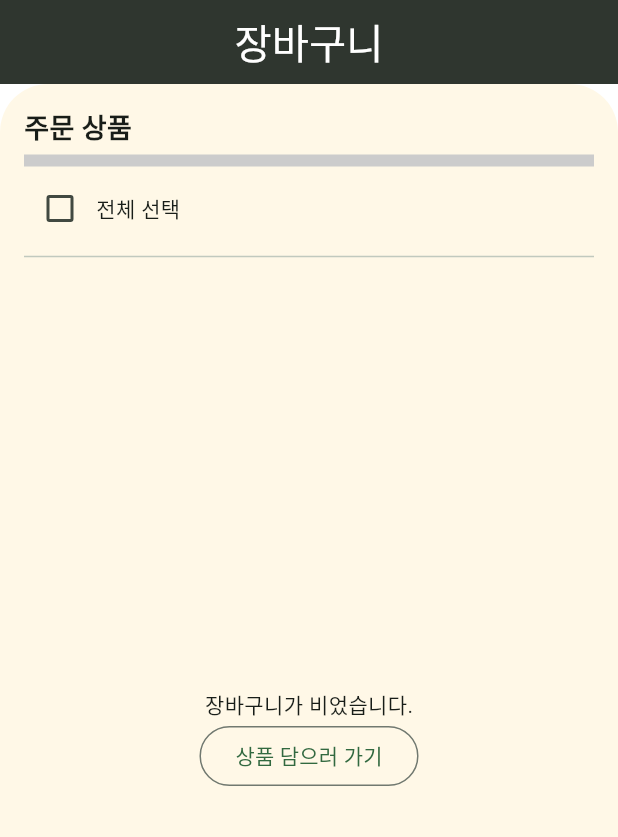
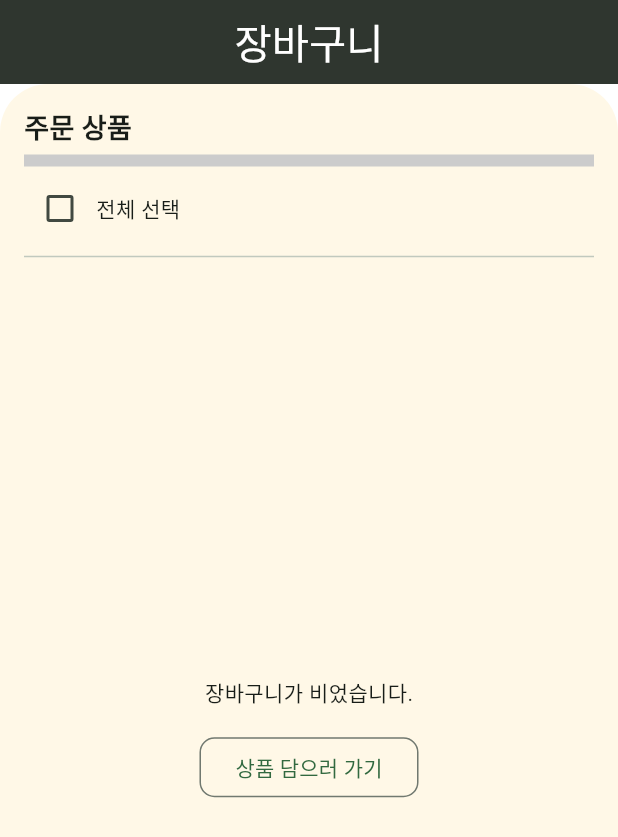
Before and after one commit to ALSDlab/birthday_presents_web_app, a Flutter app: the ShoppingCartPage screen opened directly with empty values, on a phone screen of 412 x 824 dp. Shown: the top 837 px of the screen. Run offline on Flutter 3.47's test engine with Material 3 defaults, Android fonts, the phone set to English and light mode, and no system bars; our stand-ins replace badges, bootstrap_icons, cached_network_image, cloud_firestore, connectivity_plus, firebase_auth and 8 more; missing offline and left inert: bootpay, daum_postcode_search, kpostal_web, vitality; accounts and stored records are empty; generated files the repository leaves out were written again; Roboto replaces fonts that are missing (Jalnan, Kopub).

Commit message:
feat: 상품 담으러 가기 버튼 모양 수정, 상품 상세 버튼 바로구매/ 장바구니 사이즈 조절

```diff
--- a/lib/view/page/shopping_cart_page/shopping_cart_page.dart
+++ b/lib/view/page/shopping_cart_page/shopping_cart_page.dart
@@ -1,3 +1,4 @@
+
 import 'package:flutter/material.dart';
 import 'package:go_router/go_router.dart';
 import 'package:myk_market_app/data/model/order_model.dart';
@@ -110,7 +111,17 @@ class _ShoppingCartPageState extends State<ShoppingCartPage> {
                                         mainAxisAlignment: MainAxisAlignment.center,
                                         children: [
                                           const Text('장바구니가 비었습니다.'),
+                                          SizedBox(
+                                            height: 15,
+                                          ),
                                           OutlinedButton(
+                                            style: OutlinedButton.styleFrom(
+                                              shape: const RoundedRectangleBorder(
+                                                borderRadius: BorderRadius.all(
+                                                  Radius.circular(10),
+                                                ),
+                                              ),
+                                            ),
                                             onPressed: () {
                                               context.go('/product_page', extra: {
                                                 'navSetState': widget.navSetState
```
